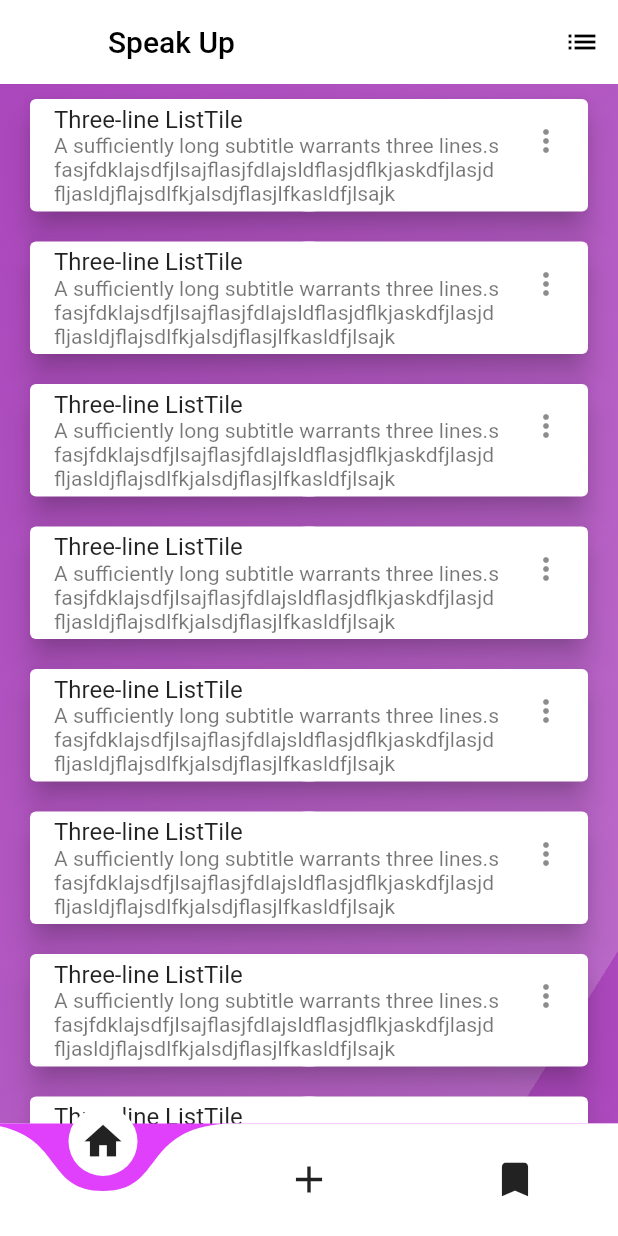
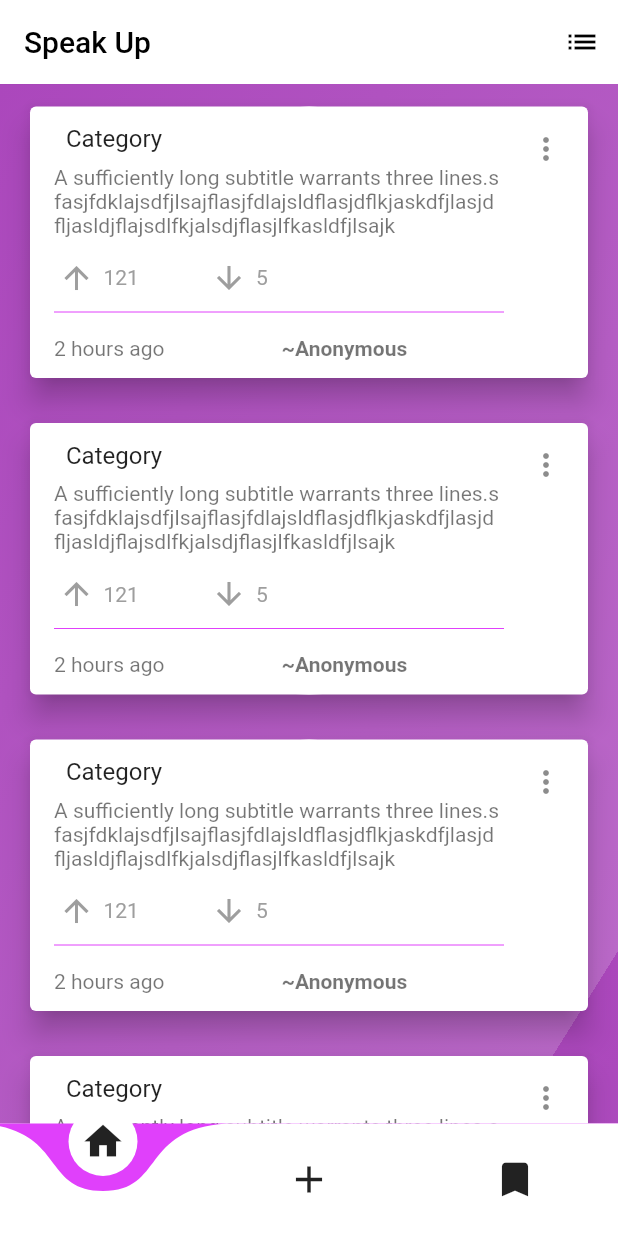
Before and after one commit to Tirth7545/charusat_polling1, a Flutter app: the screen it shows after launch, after a tap on "Login as a Student", on a phone screen of 412 x 824 dp. Run offline on Flutter 3.47's test engine with Material 2 defaults, Android fonts, the phone set to English and light mode, and no system bars; drawn by our look-alikes of curved_navigation_bar, like_button; our stand-ins replace fancy_bottom_navigation, rflutter_alert; project files that could hold a hidden picture were left out.

Commit message:
Major changes and like dislike added

```diff
--- a/lib/home.dart
+++ b/lib/home.dart
@@ -1,5 +1,5 @@
 import 'package:flutter/material.dart';
-
+import 'package:like_button/like_button.dart';
 class Home extends StatefulWidget {
   Home({Key key, this.title}) : super(key: key);
 
@@ -15,59 +15,173 @@ class _HomeState extends State<Home> {
     final topAppBar = AppBar(
       elevation: 0.1,
       backgroundColor: Colors.white,
+      automaticallyImplyLeading: false,
       title: Text(
         "Speak Up",
         style: TextStyle(color: Colors.black),
       ),
       actions: <Widget>[
         IconButton(
-          icon: Icon(Icons.list,color: Colors.black),
+          icon: Icon(Icons.list, color: Colors.black),
           onPressed: () {},
         )
       ],
     );
     final makeListTile = ListTile(
-      title: Text('Three-line ListTile'),
-      subtitle: Text(
-          'A sufficiently long subtitle warrants three lines.sfasjfdklajsdfjlsajflasjfdlajsldflasjdflkjaskdfjlasjdfljasldjflajsdlfkjalsdjflasjlfkasldfjlsajk'),
+      title: Padding(
+        padding: const EdgeInsets.all(8.0),
+        child: Text('Category'),
+      ),
       trailing: Icon(Icons.more_vert),
+      subtitle: Container(
+        child: Column(
+          crossAxisAlignment: CrossAxisAlignment.start,
+          children: <Widget>[
+            Text(
+                'A sufficiently long subtitle warrants three lines.sfasjfdklajsdfjlsajflasjfdlajsldflasjdflkjaskdfjlasjdfljasldjflajsdlfkjalsdjflasjlfkasldfjlsajk'),
+            SizedBox(
+              height: 12,
+            ),
+            Row(
+              children: <Widget>[
+                Container(
+                  child: LikeButton(
+
+                    circleColor:
+                    CircleColor(start: Color(0xff00ddff), end: Color(0xff0099cc)),
+                    bubblesColor: BubblesColor(
+                      dotPrimaryColor: Color(0xff33b5e5),
+                      dotSecondaryColor: Color(0xff0099cc),
+                    ),
+                    likeBuilder: (bool isLiked) {
+                      return Icon(
+                        Icons.arrow_upward,
+                        color: isLiked ? Colors.deepPurpleAccent : Colors.grey,
+
+                      );
+                    },
+                    likeCount: 121,
+                    countBuilder: (int count, bool isLiked, String text) {
+                      var color = isLiked ? Colors.deepPurpleAccent : Colors.grey;
+                      Widget result;
+                      if (count == 0) {
+                        result = Text(
+                          "love",
+                          style: TextStyle(color: color),
+                        );
+                      } else
+                        result = Text(
+                          text,
+                          style: TextStyle(color: color),
+                        );
+                      return result;
+                    },
+                  ),
+                ),
+                SizedBox(width: 45,),
+                Container(
+                  child: LikeButton(
+
+                    circleColor:
+                    CircleColor(start: Color(0xff00ddff), end: Color(0xff0099cc)),
+                    bubblesColor: BubblesColor(
+                      dotPrimaryColor: Color(0xff33b5e5),
+                      dotSecondaryColor: Color(0xff0099cc),
+                    ),
+                    likeBuilder: (bool isLiked) {
+                      return Icon(
+                        Icons.arrow_downward,
+                        color: isLiked ? Colors.red : Colors.grey,
+
+                      );
+                    },
+                    likeCount: 5,
+                    countBuilder: (int count, bool isLiked, String text) {
+                      var color = isLiked ? Colors.red : Colors.grey;
+                      Widget result;
+                      if (count == 0) {
+                        result = Text(
+                          "love",
+                          style: TextStyle(color: color),
+                        );
+                      } else
+                        result = Text(
+                          text,
+                          style: TextStyle(color: color),
+                        );
+                      return result;
+                    },
+                  ),
+                )
+              ],
+
+            ),
+            Divider(
+              color: Colors.purpleAccent,
+            ),
+            Row(
+              children: <Widget>[
+                Container(
+                  child: Text("2 hours ago"),
+                ),
+                SizedBox(
+                  width: 70,
+                ),
+                Padding(
+                  padding: const EdgeInsets.all(8.0),
+                  child: Container(
+                    child: Text(
+                      "~Anonymous",
+                      style: TextStyle(fontWeight: FontWeight.bold),
+                    ),
+                  ),
+                )
+              ],
+            ),
+
+          ],
+        ),
+      ),
     );
 
-    final makeCard = Card(
-
-      elevation: 8.0,
-
-      margin: new EdgeInsets.symmetric(horizontal: 20.0, vertical: 10.0),
-      child: Container
-        (
+    final makeCard = Stack(
+      children: <Widget>[
+        Positioned(
+            child: Card(
+          elevation: 8.0,
+          margin: new EdgeInsets.symmetric(horizontal: 20.0, vertical: 15.0),
+          child: Container(
+            decoration: BoxDecoration(
+              color: Colors.white,
+              shape: BoxShape.circle,
+            ),
+            child: makeListTile,
+          ),
+        )),
 
 
-        decoration: BoxDecoration(color: Colors.white,
-          shape: BoxShape.circle,
 
-        ),
-        child: makeListTile,
-      ),
+      ],
     );
+
     final makeBody = Container(
       decoration: BoxDecoration(
-
           gradient: LinearGradient(
               begin: Alignment.topLeft,
               end: Alignment(1.7, 0.0),
               tileMode: TileMode.repeated,
               colors: [
 //                const Color(0xFFFFFFEE), const Color(0xFF999999)
-        Colors.purple[400],
+            Colors.purple[400],
 //        Colors.purple[400],
-        Colors.purple[300],
+            Colors.purple[300],
 //        Colors.purple[300],
 //        Colors.purple[300],
 //        Colors.purple[200]
 //            Colors.blue[700],
 //            Colors.blue[400],
 //            Colors.blue[300]
-      ])),
+          ])),
       child: ListView.builder(
         scrollDirection: Axis.vertical,
         shrinkWrap: true,
--- a/pubspec.yaml
+++ b/pubspec.yaml
@@ -30,6 +30,7 @@ dev_dependencies:
   curved_navigation_bar:
   fancy_bottom_navigation:
   rflutter_alert:
+  like_button:
 
 
 # For information on the generic Dart part of this file, see the
```
Also changed, not shown: lib/add.dart (+74 -93 lines), pubspec.lock.
